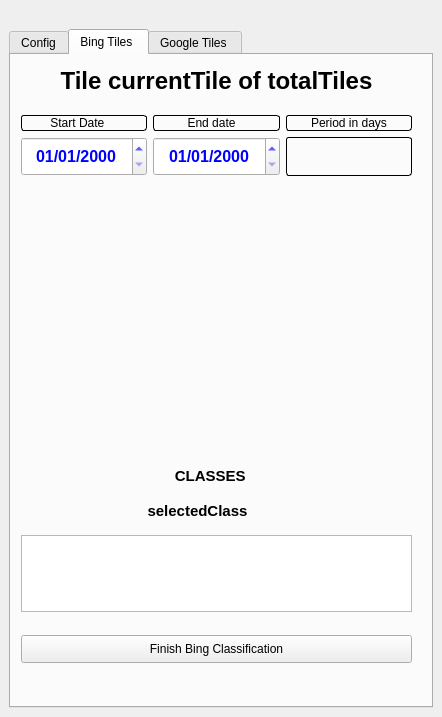
lapig-ufg/qgis-fgi-plugin, file global_inspection_dockwidget_base.ui: the form before one commit.
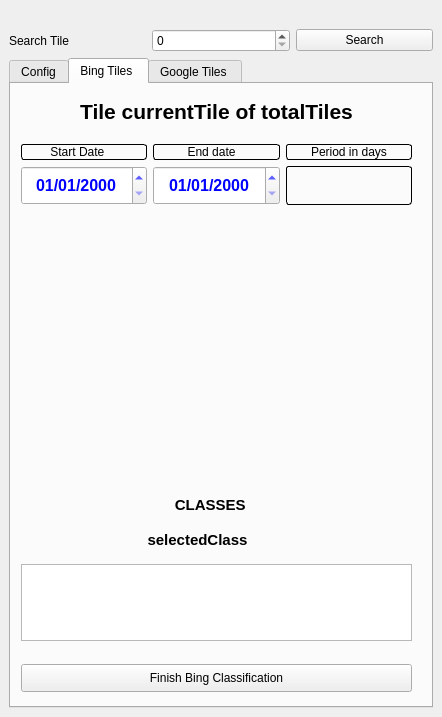
The form after the commit. The open tabs and pages were chosen to show the change.

Commit message: Add feature tile search.

What changed in the file:
```diff
--- a/global_inspection_dockwidget_base.ui
+++ b/global_inspection_dockwidget_base.ui
@@ -69,7 +69,7 @@
     </item>
     <item>
      <layout class="QGridLayout" name="gridMain">
-      <item row="0" column="0">
+      <item row="1" column="0">
        <widget class="QTabWidget" name="tabWidget">
         <property name="sizePolicy">
          <sizepolicy hsizetype="Expanding" vsizetype="Expanding">
@@ -253,9 +253,9 @@
           <property name="geometry">
            <rect>
             <x>10</x>
-            <y>10</y>
+            <y>0</y>
             <width>391</width>
-            <height>31</height>
+            <height>54</height>
            </rect>
           </property>
           <layout class="QHBoxLayout" name="layoutTilesControl">
@@ -263,7 +263,7 @@
             <widget class="QLabel" name="tileInfoBing">
              <property name="font">
               <font>
-               <pointsize>18</pointsize>
+               <pointsize>16</pointsize>
                <weight>75</weight>
                <italic>false</italic>
                <bold>true</bold>
@@ -954,6 +954,30 @@
         </widget>
        </widget>
       </item>
+      <item row="0" column="0">
+       <layout class="QGridLayout" name="layoutSearch">
+        <property name="bottomMargin">
+         <number>0</number>
+        </property>
+        <item row="0" column="1">
+         <widget class="QSpinBox" name="spinSearch"/>
+        </item>
+        <item row="0" column="0">
+         <widget class="QLabel" name="lblSearch">
+          <property name="text">
+           <string>Search Tile</string>
+          </property>
+         </widget>
+        </item>
+        <item row="0" column="2">
+         <widget class="QPushButton" name="btnSearch">
+          <property name="text">
+           <string>Search</string>
+          </property>
+         </widget>
+        </item>
+       </layout>
+      </item>
      </layout>
     </item>
    </layout>
```
Left out of the diff: 56 changed lines with no effect on the pictures. The commit also changes 5 other files.
